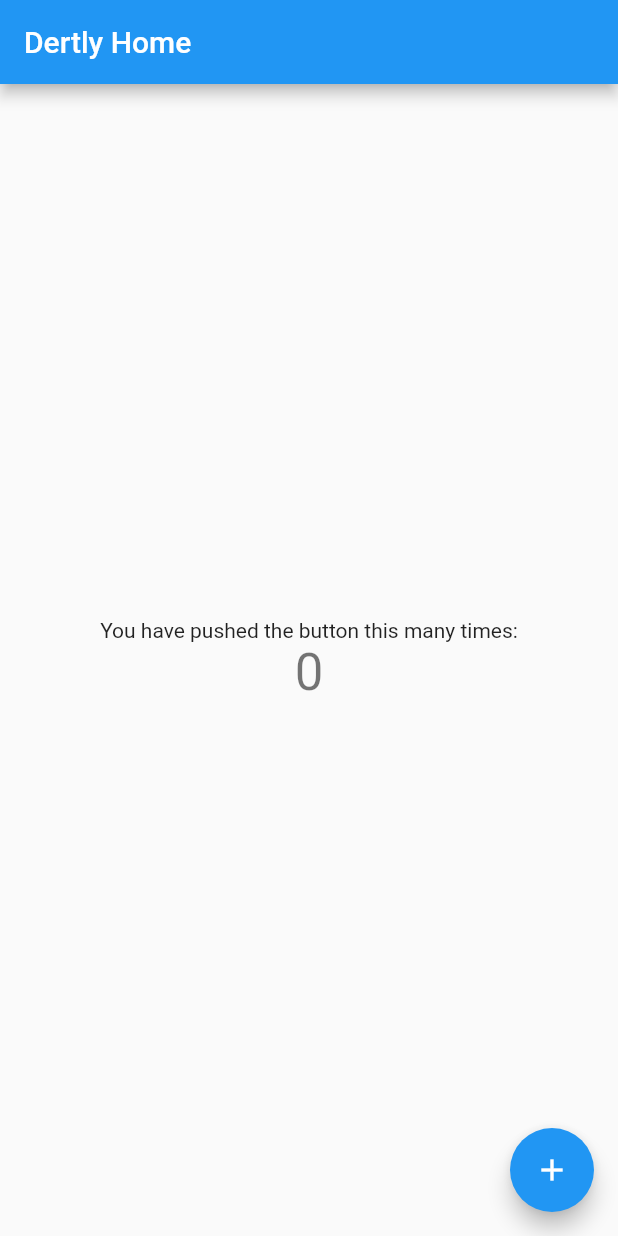
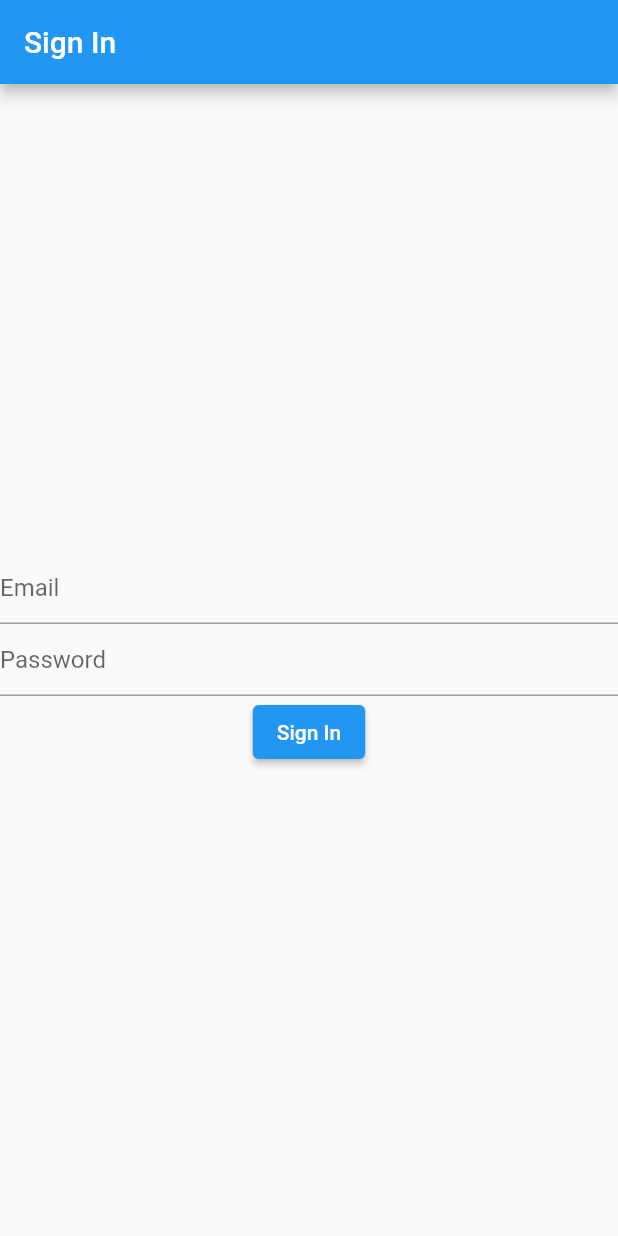
Before and after one commit to hoguzhantkl/dertly, a Flutter app: the screen it shows after launch, on a phone screen of 412 x 824 dp. Run offline on Flutter 3.47's test engine with Material 2 defaults, Android fonts, the light colour scheme and no system bars; our stand-ins replace firebase_auth, firebase_core; accounts and stored records are empty.

Commit message:
StreamBuilder with auth state listener to switch between login and home screen

```diff
--- /dev/null
+++ b/lib/auth_listener.dart
@@ -0,0 +1,23 @@
+import 'package:firebase_auth/firebase_auth.dart';
+import 'package:flutter/material.dart';
+
+import 'home_screen.dart';
+import 'signin_screen.dart';
+
+class AuthListener extends StatelessWidget {
+  const AuthListener({super.key});
+
+  @override
+  Widget build(BuildContext context) {
+    return StreamBuilder(
+      stream: FirebaseAuth.instance.authStateChanges(),
+      builder: (context, snapshot) {
+        if (snapshot.hasData) {
+          return const HomeScreen(title: 'Dertly App');
+        }
+
+        return const SignInScreen();
+      },
+    );
+  }
+}
--- a/lib/main.dart
+++ b/lib/main.dart
@@ -1,9 +1,12 @@
 import 'dart:async';
 
+import 'package:firebase_auth/firebase_auth.dart';
 import 'package:firebase_core/firebase_core.dart';
 import 'firebase_options.dart';
 
 import 'package:flutter/material.dart';
+
+import 'auth_listener.dart';
 
 void main() async {
   WidgetsFlutterBinding.ensureInitialized();
@@ -24,54 +27,7 @@ class App extends StatelessWidget {
       theme: ThemeData(
         primarySwatch: Colors.blue,
       ),
-      home: const HomePage(title: 'Dertly Home'),
+      home: const AuthListener(),
     );
   }
 }
-
-class HomePage extends StatefulWidget {
-  const HomePage({super.key, required this.title});
-
-  final String title;
-
-  @override
-  State<HomePage> createState() => _HomePageState();
-}
-
-class _HomePageState extends State<HomePage> {
-  int _counter = 0;
-
-  void _incrementCounter() {
-    setState(() {
-      _counter++;
-    });
-  }
-
-  @override
-  Widget build(BuildContext context) {
-    return Scaffold(
-      appBar: AppBar(
-        title: Text(widget.title),
-      ),
-      body: Center(
-        child: Column(
-          mainAxisAlignment: MainAxisAlignment.center,
-          children: <Widget>[
-            const Text(
-              'You have pushed the button this many times:',
-            ),
-            Text(
-              '$_counter',
-              style: Theme.of(context).textTheme.headline4,
-            ),
-          ],
-        ),
-      ),
-      floatingActionButton: FloatingActionButton(
-        onPressed: _incrementCounter,
-        tooltip: 'Increment',
-        child: const Icon(Icons.add),
-      ),
-    );
-  }
-}
--- /dev/null
+++ b/lib/signin_screen.dart
@@ -0,0 +1,60 @@
+import 'package:firebase_auth/firebase_auth.dart';
+import 'package:flutter/material.dart';
+
+class SignInScreen extends StatefulWidget {
+  const SignInScreen({super.key});
+
+  @override
+  State<SignInScreen> createState() => SignInScreenState();
+}
+
+class SignInScreenState extends State<SignInScreen> {
+  final TextEditingController _emailController = TextEditingController();
+  final TextEditingController _passwordController = TextEditingController();
+
+  void signIn() async {
+    final String email = _emailController.text;
+    final String password = _passwordController.text;
+    try {
+      final credential = await FirebaseAuth.instance.signInWithEmailAndPassword(email: email, password: password);
+    } on FirebaseAuthException catch (e) {
+      if (e.code == 'user-not-found') {
+        print('No user found for that email.');
+      } else if (e.code == 'wrong-password') {
+        print('Wrong password provided for that user.');
+      }
+    }
+  }
+
+  @override
+  Widget build(BuildContext context) {
+    return Scaffold(
+      appBar: AppBar(
+        title: const Text('Sign In'),
+      ),
+      body: Center(
+        child: Column(
+          mainAxisAlignment: MainAxisAlignment.center,
+          children: <Widget>[
+            TextField(
+              controller: _emailController,
+              decoration: const InputDecoration(
+                hintText: 'Email',
+              ),
+            ),
+            TextField(
+              controller: _passwordController,
+              decoration: const InputDecoration(
+                hintText: 'Password',
+              ),
+            ),
+            ElevatedButton(
+              onPressed: signIn,
+              child: const Text('Sign In'),
+            ),
+          ],
+        ),
+      ),
+    );
+  }
+}
```
Also changed, not shown: lib/home_screen.dart (added, +71 -0 lines), 2 other files.
